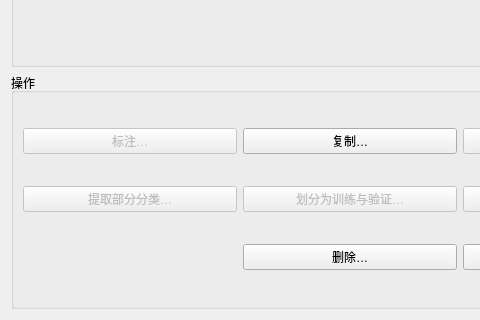
First picture: the form in Ui/dataset_window.ui, repository yan-xiaoo/DatasetGUI, before the edit; both pictures show x 0 to 480 and y 180 to 500 of the 700 by 500 pixel window.
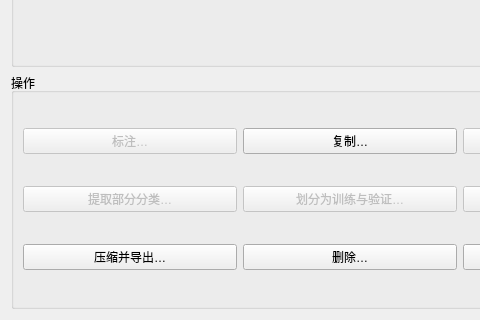
Second picture: the form after the edit.

Commit message: 实现压缩并导出数据集的功能

Patch:
```diff
--- a/Ui/dataset_window.ui
+++ b/Ui/dataset_window.ui
@@ -206,6 +206,13 @@
         </property>
        </widget>
       </item>
+      <item row="2" column="0">
+       <widget class="QPushButton" name="exportButton">
+        <property name="text">
+         <string>压缩并导出…</string>
+        </property>
+       </widget>
+      </item>
      </layout>
     </widget>
    </item>
```
The commit also changes 9 other files.
